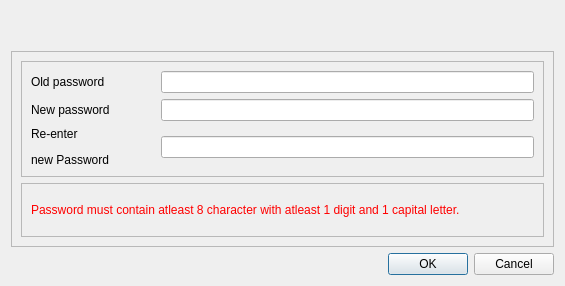
This is Application/GUIs/UI_files/changePasswordDialog.ui in sarvagyab/Groot as Qt 5 draws it before an edit. The edited form follows.
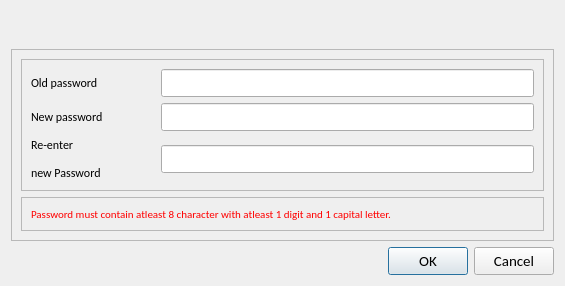
This is the edited form.

Diff of the .ui file:
```diff
--- a/Application/GUIs/UI_files/changePasswordDialog.ui
+++ b/Application/GUIs/UI_files/changePasswordDialog.ui
@@ -16,6 +16,12 @@
     <verstretch>0</verstretch>
    </sizepolicy>
   </property>
+  <property name="font">
+   <font>
+    <family>Calibri</family>
+    <pointsize>11</pointsize>
+   </font>
+  </property>
   <property name="focusPolicy">
    <enum>Qt::NoFocus</enum>
   </property>
@@ -206,6 +212,12 @@
              <verstretch>0</verstretch>
             </sizepolicy>
            </property>
+           <property name="font">
+            <font>
+             <family>Calibri</family>
+             <pointsize>8</pointsize>
+            </font>
+           </property>
            <property name="text">
             <string>&lt;html&gt;&lt;head/&gt;&lt;body&gt;&lt;p&gt;&lt;span style=&quot; color:#ff0000;&quot;&gt;Password must contain atleast 8 character with atleast 1 digit and 1 capital letter.&lt;/span&gt;&lt;/p&gt;&lt;/body&gt;&lt;/html&gt;</string>
            </property>
```
